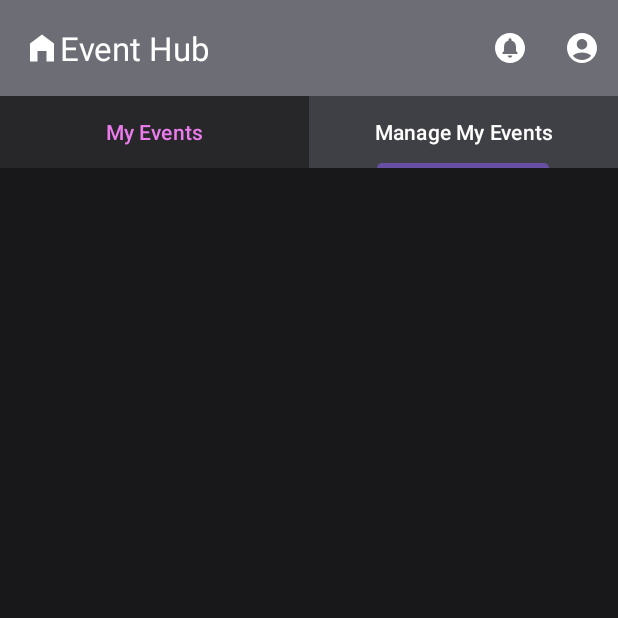
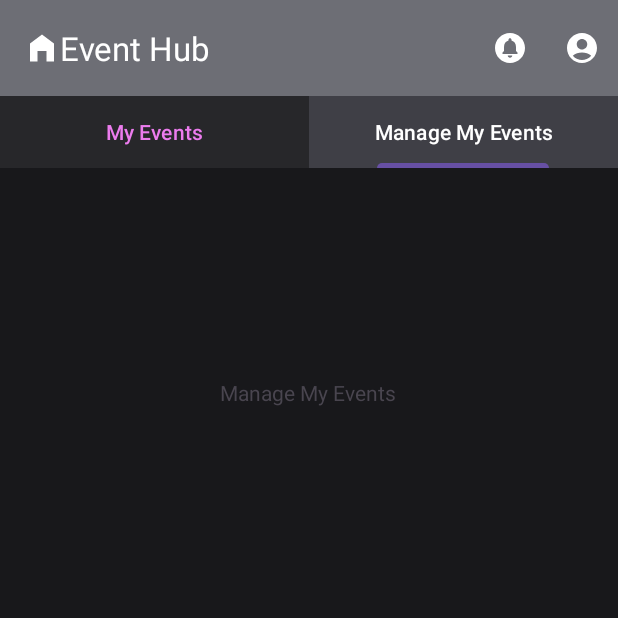
Before and after one commit to CMPUT301F24slacks/Slacks-LottoEvent, an Android app: the EventsHomeActivity screen opened directly, with no data from a screen before it, tab 2 chosen, on a phone screen of 412 x 824 dp, the top half of it. Run offline under Robolectric (Android 15) with nearby library versions, the phone set to English and light mode, and no system bars; our stand-ins replace navigation-ui.

Commit message:
Add fragment navigation under TabLayout and handle tab selection
- Updated `content_events_home.xml` to display the fragment below the TabLayout.
- Added `NavController` and `TabLayout.OnTabSelectedListener` in `EventsHomeActivity.java` to handle tab selection and navigate to the appropriate fragment.
- Ensured the navigation graph is correctly referenced in the layout file.

```diff
--- a/app/src/main/java/com/example/slacks_lottoevent/EventsHomeActivity.java
+++ b/app/src/main/java/com/example/slacks_lottoevent/EventsHomeActivity.java
@@ -7,7 +7,10 @@ import android.view.View;
 import android.widget.Toast;
 
 import androidx.appcompat.app.AppCompatActivity;
+import androidx.navigation.NavController;
+import androidx.navigation.Navigation;
 import androidx.navigation.ui.AppBarConfiguration;
+import androidx.navigation.ui.NavigationUI;
 
 import com.example.slacks_lottoevent.databinding.ActivityEventsHomeBinding;
 import com.google.android.material.appbar.MaterialToolbar;
@@ -29,6 +32,38 @@ public class EventsHomeActivity extends AppCompatActivity {
 
         toolbar = binding.toolbar;
         setSupportActionBar(toolbar);
+
+        TabLayout eventsTabs = findViewById(R.id.events_home_tab_layout); // Get the tab layout in EventsHomeActivity
+
+        NavController navController = Navigation.findNavController(this, R.id.nav_host_fragment_content_events_home); // Get the navigation controller
+        appBarConfiguration = new AppBarConfiguration.Builder(navController.getGraph()).build();
+
+
+        /*
+         * TODO:If my_events_tab is selected, display my_events_fragment.
+         */
+        eventsTabs.addOnTabSelectedListener(new TabLayout.OnTabSelectedListener() {
+            @Override
+            public void onTabSelected(TabLayout.Tab tab) {
+                if (tab.getText().equals("My Events")) {
+                    navController.navigate(R.id.MyEventsFragment);
+                }
+                if (tab.getText().equals("Manage My Events")) {
+                    navController.navigate(R.id.ManageMyEventsFragment);
+                }
+            }
+
+            @Override
+            public void onTabUnselected(TabLayout.Tab tab) {
+                // Do nothing
+            }
+
+            @Override
+            public void onTabReselected(TabLayout.Tab tab) {
+                // Do nothing
+            }
+        });
+
 
         /*
          * QR code scanner button, opens the QR code scanner.
--- a/app/src/main/res/layout/content_events_home.xml
+++ b/app/src/main/res/layout/content_events_home.xml
@@ -28,6 +28,17 @@
             android:layout_width="wrap_content"
             android:layout_height="wrap_content"
             android:text="Manage My Events" />
+    </com.google.android.material.tabs.TabLayout>
 
-    </com.google.android.material.tabs.TabLayout>
+    <fragment
+        android:id="@+id/nav_host_fragment_content_events_home"
+        android:name="androidx.navigation.fragment.NavHostFragment"
+        android:layout_width="0dp"
+        android:layout_height="0dp"
+        app:defaultNavHost="true"
+        app:layout_constraintBottom_toBottomOf="parent"
+        app:layout_constraintEnd_toEndOf="parent"
+        app:layout_constraintStart_toStartOf="parent"
+        app:layout_constraintTop_toBottomOf="@id/events_home_tab_layout"
+        app:navGraph="@navigation/nav_graph" />
 </androidx.constraintlayout.widget.ConstraintLayout>
--- a/app/src/main/res/layout/fragment_manage_my_events.xml
+++ b/app/src/main/res/layout/fragment_manage_my_events.xml
@@ -3,7 +3,8 @@
     xmlns:app="http://schemas.android.com/apk/res-auto"
     xmlns:tools="http://schemas.android.com/tools"
     android:layout_width="match_parent"
-    android:layout_height="match_parent">
+    android:layout_height="match_parent"
+    tools:context="ManageMyEventsFragment">
 
     <TextView
         android:id="@+id/textView2"
--- a/app/src/main/res/layout/fragment_my_events.xml
+++ b/app/src/main/res/layout/fragment_my_events.xml
@@ -3,7 +3,8 @@
     xmlns:app="http://schemas.android.com/apk/res-auto"
     xmlns:tools="http://schemas.android.com/tools"
     android:layout_width="match_parent"
-    android:layout_height="match_parent">
+    android:layout_height="match_parent"
+    tools:context=".MyEventsFragment">
 
     <TextView
         android:id="@+id/textView"
--- a/app/src/main/res/navigation/nav_graph.xml
+++ b/app/src/main/res/navigation/nav_graph.xml
@@ -3,7 +3,7 @@
     xmlns:app="http://schemas.android.com/apk/res-auto"
     xmlns:tools="http://schemas.android.com/tools"
     android:id="@+id/nav_graph"
-    app:startDestination="@id/FirstFragment">
+    app:startDestination="@id/MyEventsFragment">
 
     <fragment
         android:id="@+id/FirstFragment"
@@ -25,4 +25,25 @@
             android:id="@+id/action_SecondFragment_to_FirstFragment"
             app:destination="@id/FirstFragment" />
     </fragment>
+    <fragment
+        android:id="@+id/MyEventsFragment"
+        android:name="com.example.slacks_lottoevent.MyEventsFragment"
+        android:label="My Events Fragment"
+        tools:layout="@layout/fragment_my_events">
+
+        <action
+            android:id="@+id/action_MyEventsFragment_to_ManageMyEventsFragment"
+            app:destination="@id/ManageMyEventsFragment" />
+    </fragment>
+    <fragment
+        android:id="@+id/ManageMyEventsFragment"
+        android:name="com.example.slacks_lottoevent.ManageMyEventsFragment"
+        android:label="Manage My Events Fragment"
+        tools:layout="@layout/fragment_manage_my_events">
+
+        <action
+            android:id="@+id/action_ManageMyEventsFragment_to_MyEventsFragment"
+            app:destination="@id/MyEventsFragment" />
+    </fragment>
+
 </navigation>
```
